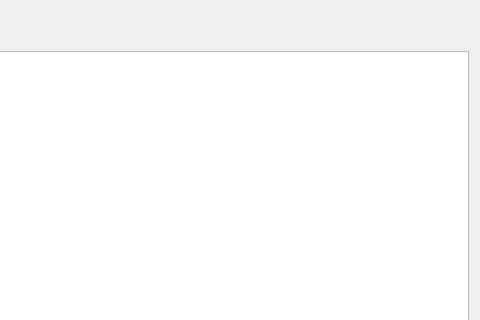
Qt form gui/ensembleinfodialog.ui (KejPi/AbracaDABra) before a commit; both pictures show x 244 to 724 and y 0 to 320 of the 724 by 482 pixel window.
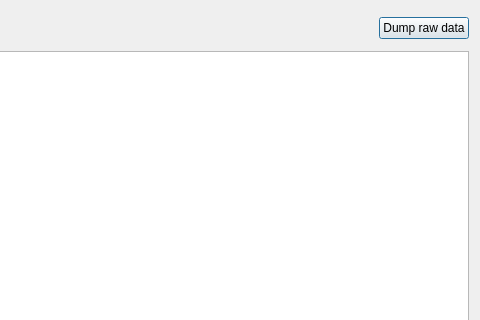
The same form after that commit.

What changed in the file:
```diff
--- a/gui/ensembleinfodialog.ui
+++ b/gui/ensembleinfodialog.ui
@@ -79,6 +79,13 @@
        </property>
       </spacer>
      </item>
+     <item>
+      <widget class="QPushButton" name="dumpButton">
+       <property name="text">
+        <string>Dump raw data</string>
+       </property>
+      </widget>
+     </item>
     </layout>
    </item>
    <item>
```
